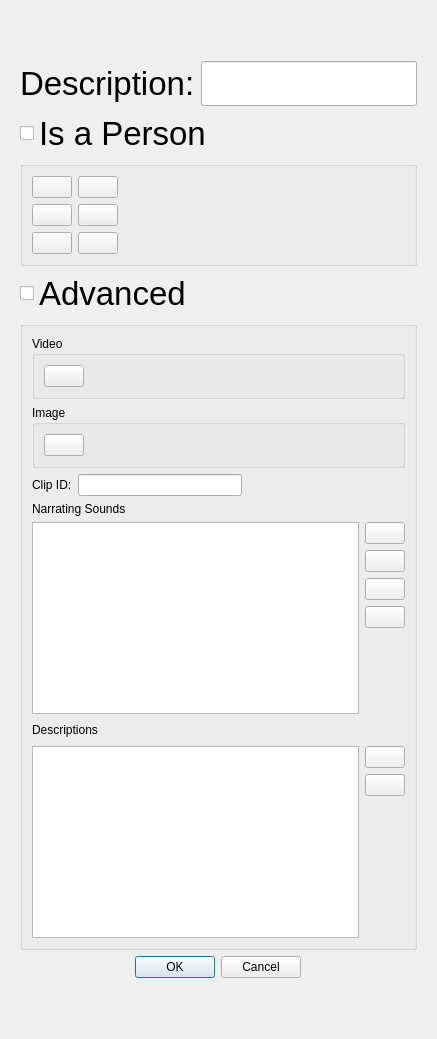
Above: ui/clipeditor.ui from tdauth/gustavsfairyland before the change. Below: the same form after it.
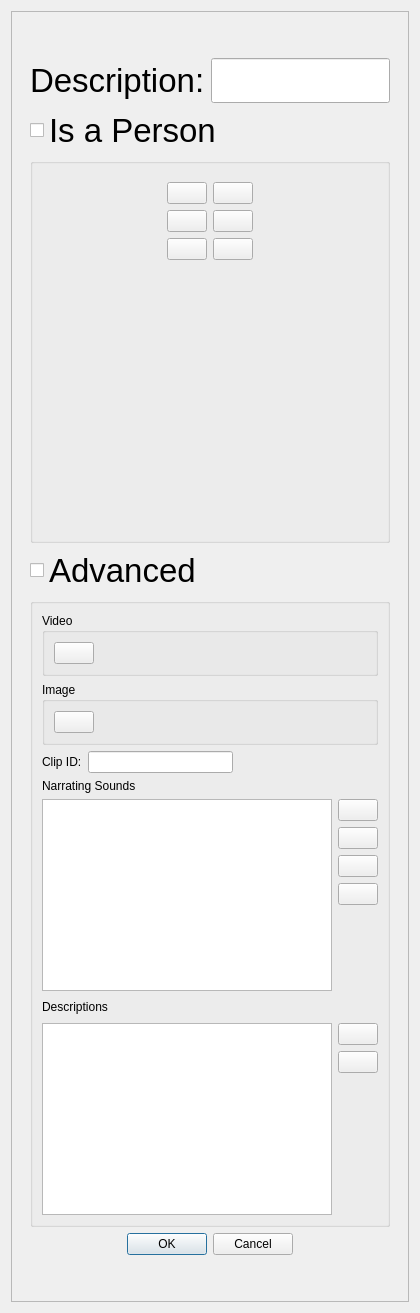
That is the form after the change. Icons and pictures are not drawn.

Diff of the .ui file:
```diff
--- a/ui/clipeditor.ui
+++ b/ui/clipeditor.ui
@@ -6,14 +6,29 @@
    <rect>
     <x>0</x>
     <y>0</y>
-    <width>437</width>
-    <height>1039</height>
+    <width>420</width>
+    <height>1313</height>
    </rect>
   </property>
   <property name="windowTitle">
    <string>Clip</string>
   </property>
   <layout class="QGridLayout" name="gridLayout">
+   <item row="0" column="0">
+    <widget class="QScrollArea" name="scrollArea">
+     <property name="widgetResizable">
+      <bool>true</bool>
+     </property>
+     <widget class="QWidget" name="scrollAreaWidgetContents">
+      <property name="geometry">
+       <rect>
+        <x>0</x>
+        <y>0</y>
+        <width>384</width>
+        <height>1409</height>
+       </rect>
+      </property>
+      <layout class="QGridLayout" name="gridLayout_2">
    <item row="0" column="0" alignment="Qt::AlignHCenter|Qt::AlignVCenter">
     <widget class="QWidget" name="widget" native="true">
      <layout class="QVBoxLayout" name="verticalLayout_6">
@@ -77,8 +92,24 @@
          <string/>
         </property>
         <layout class="QVBoxLayout" name="verticalLayout_7">
+             <item alignment="Qt::AlignHCenter|Qt::AlignVCenter">
+              <widget class="QWidget" name="widget_2" native="true">
+               <layout class="QVBoxLayout" name="verticalLayout_8">
          <item>
           <layout class="QHBoxLayout" name="horizontalLayout_10">
+                  <item>
+                   <spacer name="horizontalSpacer_3">
+                    <property name="orientation">
+                     <enum>Qt::Horizontal</enum>
+                    </property>
+                    <property name="sizeHint" stdset="0">
+                     <size>
+                      <width>40</width>
+                      <height>20</height>
+                     </size>
+                    </property>
+                   </spacer>
+                  </item>
            <item alignment="Qt::AlignHCenter">
             <widget class="QPushButton" name="recordVideoPushButton">
              <property name="sizePolicy">
@@ -97,8 +128,8 @@
              </property>
              <property name="iconSize">
               <size>
-               <width>32</width>
-               <height>32</height>
+                      <width>64</width>
+                      <height>64</height>
               </size>
              </property>
             </widget>
@@ -114,8 +145,8 @@
              </property>
              <property name="iconSize">
               <size>
-               <width>32</width>
-               <height>32</height>
+                      <width>64</width>
+                      <height>64</height>
               </size>
              </property>
             </widget>
@@ -137,6 +168,19 @@
          </item>
          <item>
           <layout class="QHBoxLayout" name="horizontalLayout_11">
+                  <item>
+                   <spacer name="horizontalSpacer_8">
+                    <property name="orientation">
+                     <enum>Qt::Horizontal</enum>
+                    </property>
+                    <property name="sizeHint" stdset="0">
+                     <size>
+                      <width>40</width>
+                      <height>20</height>
+                     </size>
+                    </property>
+                   </spacer>
+                  </item>
            <item alignment="Qt::AlignHCenter">
             <widget class="QPushButton" name="simpleRecordNarratingSoundPushButton">
              <property name="sizePolicy">
@@ -155,8 +199,8 @@
              </property>
              <property name="iconSize">
               <size>
-               <width>32</width>
-               <height>32</height>
+                      <width>64</width>
+                      <height>64</height>
               </size>
              </property>
             </widget>
@@ -172,8 +216,8 @@
              </property>
              <property name="iconSize">
               <size>
-               <width>32</width>
-               <height>32</height>
+                      <width>64</width>
+                      <height>64</height>
               </size>
              </property>
             </widget>
@@ -195,6 +239,19 @@
          </item>
          <item>
           <layout class="QHBoxLayout" name="horizontalLayout_12">
+                  <item>
+                   <spacer name="horizontalSpacer_9">
+                    <property name="orientation">
+                     <enum>Qt::Horizontal</enum>
+                    </property>
+                    <property name="sizeHint" stdset="0">
+                     <size>
+                      <width>40</width>
+                      <height>20</height>
+                     </size>
+                    </property>
+                   </spacer>
+                  </item>
            <item>
             <widget class="QPushButton" name="captureImagePushButton">
              <property name="sizePolicy">
@@ -213,8 +270,8 @@
              </property>
              <property name="iconSize">
               <size>
-               <width>32</width>
-               <height>32</height>
+                      <width>64</width>
+                      <height>64</height>
               </size>
              </property>
             </widget>
@@ -230,19 +287,12 @@
              </property>
              <property name="iconSize">
               <size>
-               <width>32</width>
-               <height>32</height>
+                      <width>64</width>
+                      <height>64</height>
               </size>
              </property>
             </widget>
            </item>
-           <item>
-            <widget class="QLabel" name="imageLabel">
-             <property name="text">
-              <string/>
-             </property>
-            </widget>
-           </item>
            <item>
             <spacer name="horizontalSpacer_2">
              <property name="orientation">
@@ -261,6 +311,36 @@
         </layout>
        </widget>
       </item>
+             <item alignment="Qt::AlignHCenter|Qt::AlignVCenter">
+              <widget class="QLabel" name="imageLabel">
+               <property name="sizePolicy">
+                <sizepolicy hsizetype="Expanding" vsizetype="Expanding">
+                 <horstretch>0</horstretch>
+                 <verstretch>0</verstretch>
+                </sizepolicy>
+               </property>
+               <property name="minimumSize">
+                <size>
+                 <width>256</width>
+                 <height>256</height>
+                </size>
+               </property>
+               <property name="font">
+                <font>
+                 <pointsize>12</pointsize>
+                </font>
+               </property>
+               <property name="text">
+                <string/>
+               </property>
+               <property name="scaledContents">
+                <bool>false</bool>
+               </property>
+              </widget>
+             </item>
+            </layout>
+           </widget>
+          </item>
       <item>
        <widget class="QCheckBox" name="checkBox">
         <property name="font">
@@ -625,6 +705,10 @@
        </widget>
       </item>
      </layout>
+        </widget>
+       </item>
+      </layout>
+     </widget>
     </widget>
    </item>
   </layout>
```
Left out of the diff: 12 changed lines with no effect on the pictures. Lines whose indentation alone changed are shown as unchanged.
